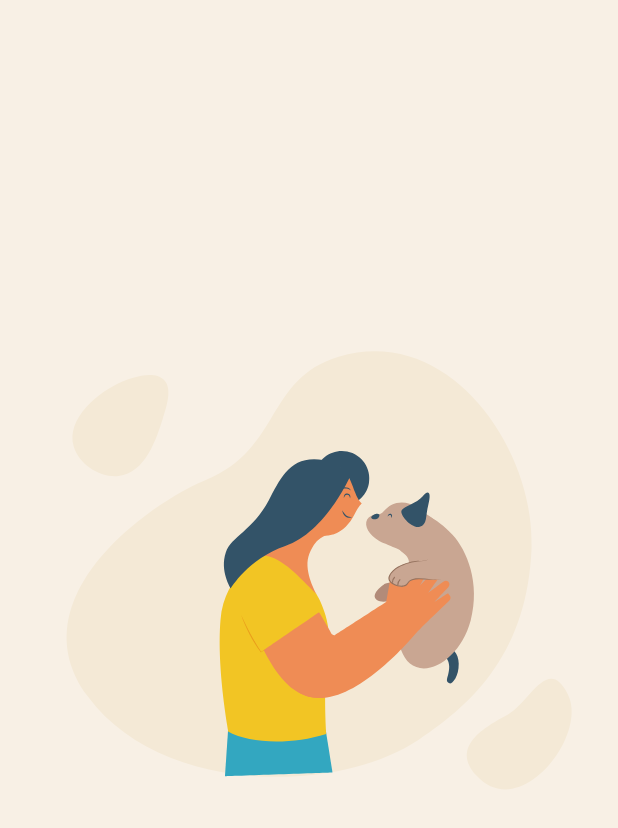
After one commit to Ciock/FlutterChallenge, a Flutter app: the screen it shows after launch, on a phone screen of 412 x 824 dp. The commit adds this screen. Shown: the top 828 px of the screen. Run offline on Flutter 3.47's test engine with Material 3 defaults, Android fonts, the phone set to English and light mode, and no system bars; our stand-ins replace dio, get, google_fonts, lottie; network calls fail.

Commit message:
refactor(home): move components to folder

```diff
--- a/lib/main.dart
+++ b/lib/main.dart
@@ -30,6 +30,7 @@ class MainApp extends StatelessWidget {
 
   @override
   Widget build(BuildContext context) => GetMaterialApp(
+        debugShowCheckedModeBanner: false,
         theme: ThemeData.light().copyWith(
           scaffoldBackgroundColor: const Color(0xfff8f0e5),
           colorScheme: const ColorScheme.light().copyWith(
--- /dev/null
+++ b/lib/pages/home/components/breed_card.widget.dart
@@ -0,0 +1,57 @@
+import 'package:flutter/material.dart';
+import 'package:get/get.dart';
+
+import '../../../design/atoms/card.widget.dart';
+import '../../../design/atoms/gradient.widget.dart';
+import '../../../design/components/dog_image.widget.dart';
+import '../../../design/tokens/dimensions.token.dart';
+import '../../../design/tokens/texts.token.dart';
+import '../../../store/breed/breed.model.dart';
+import '../../../store/breed/breed.service.dart';
+import '../../breed_detail/breed_detail.page.dart';
+
+class BreedCard extends StatelessWidget {
+  final BreedModel breed;
+
+  const BreedCard(this.breed, {super.key});
+
+  @override
+  Widget build(BuildContext context) => GestureDetector(
+        onTap: () => Get.toNamed(
+          breedDetailRoute,
+          parameters: {BreedDetailParameters.breed.name: breed.id ?? ''},
+        ),
+        child: Hero(
+          tag: breed.name,
+          child: CustomCard(
+            child: Obx(
+              () {
+                if (breed.image == null) {
+                  BreedService.to.updateBreedImage(breed);
+                }
+                final imageWidth = MediaQuery.of(context).size.width;
+                final imageHeight =
+                    imageWidth / CustomRatioDimension.wide.value;
+
+                return Stack(
+                  children: [
+                    if (breed.image != null)
+                      DogImage(width: imageWidth, url: breed.image!),
+                    GradientBox(height: imageHeight),
+                    Positioned(
+                      bottom: CustomSpaceDimension.lg.value,
+                      left: CustomSpaceDimension.lg.value,
+                      child: Text(
+                        breed.name,
+                        style:
+                            CustomText.body.style.copyWith(color: Colors.white),
+                      ),
+                    ),
+                  ],
+                );
+              },
+            ),
+          ),
+        ),
+      );
+}
--- /dev/null
+++ b/lib/pages/home/components/welcome_animation.widget.dart
@@ -0,0 +1,50 @@
+import 'package:flutter/material.dart';
+import 'package:lottie/lottie.dart';
+
+import '../../../store/breed/breed.service.dart';
+
+class WelcomeAnimation extends StatefulWidget {
+  const WelcomeAnimation({super.key});
+
+  @override
+  State<WelcomeAnimation> createState() => _WelcomeAnimationState();
+}
+
+class _WelcomeAnimationState extends State<WelcomeAnimation> {
+  double opacity = 1;
+
+  @override
+  void initState() {
+    super.initState();
+    setAnimationRemove();
+  }
+
+  Future setAnimationRemove() async {
+    // show animation until breed list is retrieved.
+    // show animation for at least 2 seconds
+    await Future.wait([
+      BreedService.to.breeds$.first,
+      Future.delayed(const Duration(seconds: 2)),
+    ]);
+
+    setState(() {
+      opacity = 0;
+    });
+  }
+
+  @override
+  Widget build(BuildContext context) => IgnorePointer(
+        ignoring: opacity < 1,
+        child: AnimatedOpacity(
+          opacity: opacity,
+          duration: const Duration(milliseconds: 1500),
+          curve: Curves.decelerate,
+          child: Container(
+            width: double.infinity,
+            height: double.infinity,
+            color: Theme.of(context).scaffoldBackgroundColor,
+            child: Lottie.asset('assets/HomeAnimation.json'),
+          ),
+        ),
+      );
+}
```
Also changed, not shown: lib/pages/home/home.widget.dart (+4 -101 lines).
